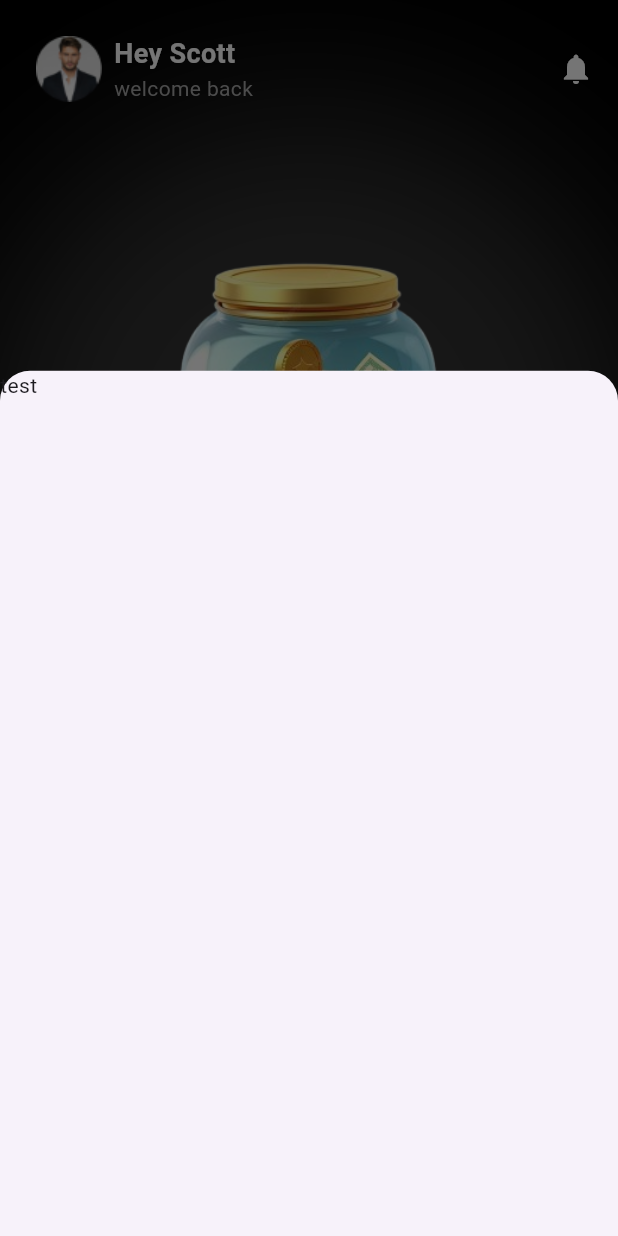
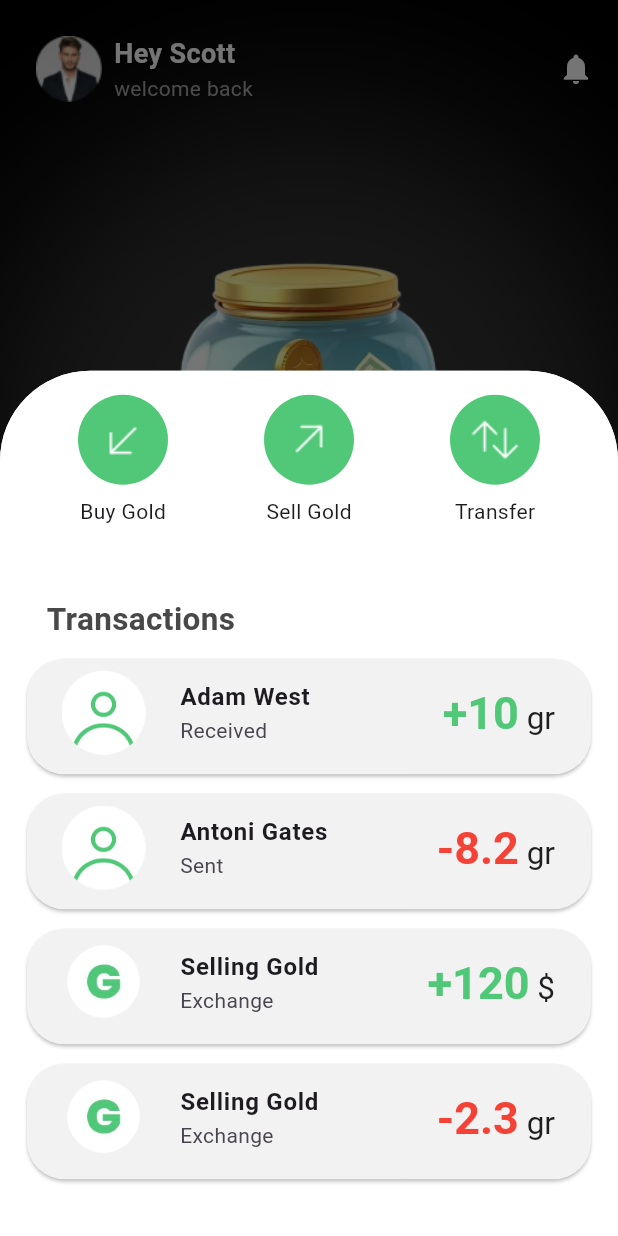
Before and after one commit to miladjalalli/goldex, a Flutter app: the HomeScreen screen opened directly, item 4 of the bottom bar chosen, on a phone screen of 412 x 824 dp. Run offline on Flutter 3.47's test engine with Material 3 defaults, Android fonts, the phone set to English and light mode, and no system bars; our stand-ins replace bloc, flutter_animate, flutter_bloc, flutter_svg, shared_preferences; accounts and stored records are empty.

Commit message:
complete modal

```diff
--- a/lib/presentation/home/home_screen.dart
+++ b/lib/presentation/home/home_screen.dart
@@ -1,7 +1,7 @@
 import 'package:flutter/material.dart';
 
 import '../../widget/custom_bottom_bar.dart';
-import '../../widget/details_dialog.dart';
+import '../../widget/modal_dialog.dart';
 
 class HomeScreen extends StatelessWidget {
   const HomeScreen({super.key});
@@ -117,9 +117,9 @@ void showDetailsModule(BuildContext context) {
   showModalBottomSheet(
     context: context,
     shape: RoundedRectangleBorder(
-      borderRadius: BorderRadius.vertical(top: Radius.circular(20)),
+      borderRadius: BorderRadius.vertical(top: Radius.circular(60)),
     ),
     isScrollControlled: true,
-    builder: (context) => DetailsDialog(),
+    builder: (context) => ModalDialog(),
   );
 }
--- a/lib/theme/theme.dart
+++ b/lib/theme/theme.dart
@@ -34,3 +34,5 @@ const Color colorLightBlue = Color(0xff019ffd);
 const Color colorLightGrey = Color(0xffF2F2F2);
 const Color colorDarkGrey = Color(0xff303030);
 const Color colorDarkGreyNavigation = Color(0xff181818);
+const Color colorLightGreyModal = Color(0xff484848);
+const Color colorLightGreyUnit = Color(0xff1E1E1E);
--- a/lib/widget/custom_bottom_bar.dart
+++ b/lib/widget/custom_bottom_bar.dart
@@ -1,4 +1,5 @@
 import 'package:flutter/material.dart';
+import 'package:flutter_svg/svg.dart';
 import 'package:goldex/theme/theme.dart';
 
 class CustomBottomBar extends StatefulWidget {
@@ -37,16 +38,16 @@ class _CustomBottomBarState extends State<CustomBottomBar> {
       child: Row(
         mainAxisAlignment: MainAxisAlignment.spaceAround,
         children: [
-          _buildIcon(Icons.person, 0, screenWidth),
-          _buildIcon(Icons.group, 1, screenWidth),
-          _buildIcon(Icons.account_balance_wallet, 2, screenWidth),
-          _buildIcon(Icons.home, 3, screenWidth),
+          _buildIcon('assets/icons/profile.svg', 0, screenWidth),
+          _buildIcon('assets/icons/service.svg', 1, screenWidth),
+          _buildIcon('assets/icons/wallet.svg', 2, screenWidth),
+          _buildIcon('assets/icons/transaction.svg', 3, screenWidth),
         ],
       ),
     );
   }
 
-  Widget _buildIcon(IconData icon, int index, double screenWidth) {
+  Widget _buildIcon(String icon, int index, double screenWidth) {
     bool isSelected = _selectedIndex == index;
 
     return GestureDetector(
@@ -72,10 +73,12 @@ class _CustomBottomBarState extends State<CustomBottomBar> {
           ],
         ),
         child: Center(
-          child: Icon(
+          child: SvgPicture.asset(
             icon,
+            fit: BoxFit.cover,
             color: isSelected ? Colors.black : Colors.grey,
-            size: screenWidth * 0.08,
+            width: screenWidth * 0.08,
+            height: screenWidth * 0.08,
           ),
         ),
       ),
--- a/lib/widget/details_dialog.dart
+++ /dev/null
@@ -1,31 +0,0 @@
-
-
-import 'package:flutter/cupertino.dart';
-
-class DetailsDialog extends StatelessWidget {
-  DetailsDialog({super.key});
-
-  @override
-  Widget build(BuildContext context) {
-    return buildDetailsContent(context);
-  }
-
-  Widget buildDetailsContent(BuildContext context) {
-    return Container(
-      padding: EdgeInsets.only(
-        bottom: MediaQuery.of(context).viewInsets.bottom,
-      ),
-      height: MediaQuery.of(context).size.height * 0.7,
-      width: MediaQuery.of(context).size.width,
-      child: Container(
-        padding: EdgeInsets.only(
-          bottom: MediaQuery.of(context).viewInsets.bottom,
-        ),
-        height: MediaQuery.of(context).size.height * 0.8,
-        child: Text('test')
-      ),
-    );
-  }
-
-
-}
--- /dev/null
+++ b/lib/widget/modal_dialog.dart
@@ -0,0 +1,133 @@
+import 'package:flutter/cupertino.dart';
+import 'package:flutter/material.dart';
+import 'package:goldex/theme/theme.dart';
+
+class ModalDialog extends StatelessWidget {
+  const ModalDialog({super.key});
+
+  @override
+  Widget build(BuildContext context) {
+    return buildDetailsContent(context);
+  }
+
+  Widget buildDetailsContent(BuildContext context) {
+    return Container(
+      padding: EdgeInsets.only(
+        bottom: MediaQuery.of(context).viewInsets.bottom,
+      ),
+      height: MediaQuery.of(context).size.height * 0.7,
+      width: MediaQuery.of(context).size.width,
+      decoration: BoxDecoration(
+        color: Colors.white,
+        borderRadius: BorderRadius.vertical(
+          top: Radius.circular(60),
+        ),
+      ),
+      child: Column(
+        children: [
+          Padding(
+            padding: const EdgeInsets.symmetric(vertical: 16.0, horizontal: 20.0),
+            child: Row(
+              mainAxisAlignment: MainAxisAlignment.spaceAround,
+              children: [
+                actionButton('assets/images/modal/buy.png', 'Buy Gold'),
+                actionButton('assets/images/modal/sell.png', 'Sell Gold'),
+                actionButton('assets/images/modal/transfer.png', 'Transfer'),
+              ],
+            ),
+          ),
+          Padding(
+            padding: const EdgeInsets.fromLTRB(31, 31, 0, 11),
+            child: Row(
+              children: [
+                Text(
+                  'Transactions',
+                  style: TextStyle(fontSize: 21, fontWeight: FontWeight.bold, color: colorLightGreyModal),
+                ),
+              ],
+            ),
+          ),
+          Expanded(
+            child: ListView(
+              children: [
+                transactionCard('Adam West', '+10', colorGreen, 'Received', 'gr'),
+                transactionCard('Antoni Gates', '-8.2', Colors.red, 'Sent', 'gr'),
+                transactionCard('Selling Gold', '+120', colorGreen, 'Exchange','\$'),
+                transactionCard('Selling Gold', '-2.3', Colors.red, 'Exchange', 'gr'),
+              ],
+            ),
+          ),
+        ],
+      ),
+    );
+  }
+}
+
+Widget actionButton(String icon, String label) {
+  return Column(
+    children: [
+      CircleAvatar(
+        radius: 30,
+        backgroundColor: colorGreen,
+        child: Image.asset(
+          icon,
+        ),
+      ),
+      const SizedBox(height: 8),
+      Text(label, style: const TextStyle(fontSize: 14)),
+    ],
+  );
+}
+
+Widget transactionCard(String name, String amount, Color color, String subtitle, String unit) {
+  return SizedBox(
+    height: 90,
+    child: Card(
+      margin: const EdgeInsets.fromLTRB(18, 0, 18, 13),
+      shape: RoundedRectangleBorder(
+        borderRadius: BorderRadius.circular(25),
+      ),
+      color: colorLightGrey,
+      child: ListTile(
+        leading: Container(
+          width: 70,
+          height: 70,
+          decoration: const BoxDecoration(
+            shape: BoxShape.circle,
+          ),
+          child: name == 'Selling Gold'
+              ? Image.asset(
+            'assets/images/selling_gold.png',
+          )
+              : Image.asset(
+            'assets/images/generic_avatar.png',
+          ),
+        ),
+        title: Text(name, style: const TextStyle(fontWeight: FontWeight.bold)),
+        subtitle: Text(subtitle),
+        trailing: RichText(
+          text: TextSpan(
+            children: [
+              TextSpan(
+                text: amount,
+                style: TextStyle(
+                  color: color,
+                  fontWeight: FontWeight.bold,
+                  fontSize: 30,
+                ),
+              ),
+              TextSpan(
+                text: ' $unit',
+                style: TextStyle(
+                  color: colorLightGreyUnit,
+                  fontWeight: FontWeight.normal,
+                  fontSize: 21,
+                ),
+              ),
+            ],
+          ),
+        ),
+      ),
+    ),
+  );
+}
--- a/pubspec.yaml
+++ b/pubspec.yaml
@@ -35,6 +35,7 @@ dependencies:
   cached_network_image:
   equatable:
   google_fonts:
+  flutter_svg:
   dio:
 
 dev_dependencies:
@@ -54,4 +55,6 @@ flutter:
 
   assets:
     - assets/images/
+    - assets/images/modal/
+    - assets/icons/
     - l10n/
```
Also changed, not shown: assets/icons/profile.svg (added), assets/icons/service.svg (added), assets/icons/transaction.svg (added), assets/icons/wallet.svg (added), assets/images/modal/buy.png (added), assets/images/modal/sell.png (added), assets/images/modal/transfer.png (added), assets/images/selling_gold.png (added), pubspec.lock.
